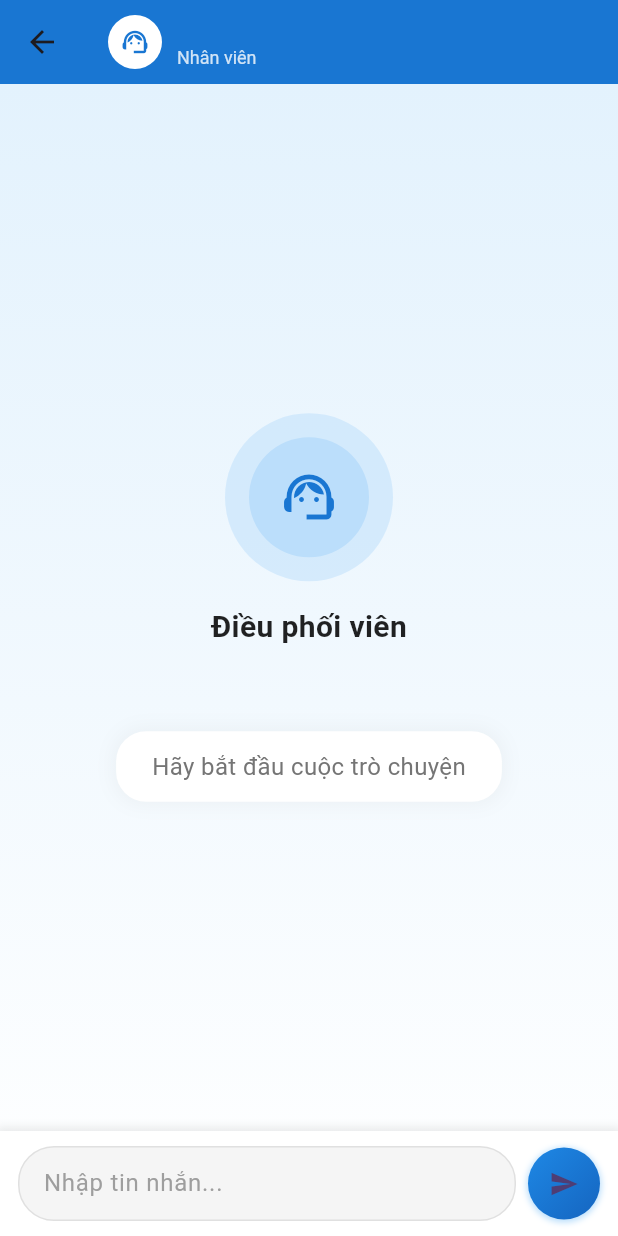
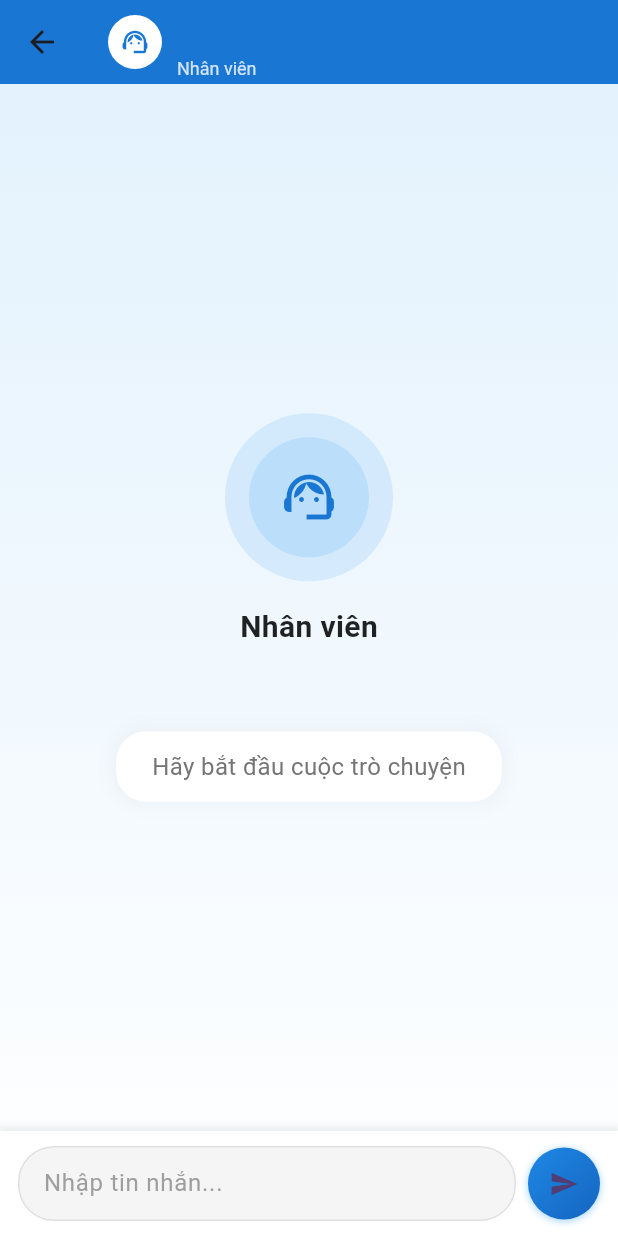
Before and after one commit to HienMinh56/MTCS-Mobile, a Flutter app: the ChatScreen screen opened directly with empty values, on a phone screen of 412 x 824 dp. Run offline on Flutter 3.47's test engine with Material 3 defaults, Android fonts, the phone set to English and light mode, and no system bars; our stand-ins replace cached_network_image, cloud_firestore, firebase_core, firebase_messaging, flutter_local_notifications, geocoding and 7 more; missing offline and left inert: dart:ffi, flutter_foreground_task, signalr_core; accounts and stored records are empty; network calls fail; statements that could not run were skipped.

Commit message:
fix: color, phone

```diff
--- a/driverapp/lib/screens/chat_list_screen.dart
+++ b/driverapp/lib/screens/chat_list_screen.dart
@@ -222,6 +222,7 @@ class _ChatListScreenState extends State<ChatListScreen> {
                                     userName: _userName,
                                     otherUserId: chat['otherUserId'],
                                     otherUserName: chat['otherUserName'],
+                                    otherUserPhone: chat['otherUserPhone'] ?? '', // Đảm bảo luôn truyền số điện thoại
                                   ),
                                 ),
                               ).then((_) {
@@ -519,7 +520,7 @@ class _ChatListScreenState extends State<ChatListScreen> {
                             // Lọc danh sách nhân viên theo từ khóa tìm kiếm
                             final filteredStaff = snapshot.data!.where((staff) {
                               return staff.fullName.toLowerCase().contains(searchQuery) ||
-                                  staff.email.toLowerCase().contains(searchQuery);
+                                  staff.phoneNumber.toLowerCase().contains(searchQuery);
                             }).toList();
 
                             if (filteredStaff.isEmpty) {
@@ -583,6 +584,7 @@ class _ChatListScreenState extends State<ChatListScreen> {
                                               userName: _userName,
                                               otherUserId: staff.userId,
                                               otherUserName: staff.fullName,
+                                              otherUserPhone: staff.phoneNumber, // Truyền số điện thoại
                                             ),
                                           ),
                                         ).then((_) {
--- a/driverapp/lib/screens/chat_screen.dart
+++ b/driverapp/lib/screens/chat_screen.dart
@@ -10,6 +10,7 @@ class ChatScreen extends StatefulWidget {
   final String userName;
   final String otherUserId;
   final String otherUserName;
+  final String otherUserPhone; // Thêm thuộc tính số điện thoại
 
   const ChatScreen({
     Key? key,
@@ -17,6 +18,7 @@ class ChatScreen extends StatefulWidget {
     required this.userName,
     required this.otherUserId,
     required this.otherUserName,
+    required this.otherUserPhone, // Thêm vào constructor
   }) : super(key: key);
 
   @override
@@ -200,6 +202,13 @@ class _ChatScreenState extends State<ChatScreen> {
                   ),
                 ),
                 Text(
+                  widget.otherUserPhone, // Hiển thị số điện thoại
+                  style: TextStyle(
+                    fontSize: 12,
+                    color: Colors.white.withOpacity(0.8),
+                  ),
+                ),
+                Text(
                   "Nhân viên",
                   style: TextStyle(
                     fontSize: 12,
@@ -250,7 +259,7 @@ class _ChatScreenState extends State<ChatScreen> {
                               ),
                               const SizedBox(height: 16),
                               Text(
-                                "Điều phối viên",
+                                "Nhân viên",
                                 style: const TextStyle(
                                   fontSize: 20,
                                   fontWeight: FontWeight.bold,
--- a/driverapp/lib/screens/fuel_report_screen.dart
+++ b/driverapp/lib/screens/fuel_report_screen.dart
@@ -229,7 +229,11 @@ class _FuelReportScreenState extends State<FuelReportScreen> {
               style: ElevatedButton.styleFrom(
                 backgroundColor: Colors.blue.shade700,
               ),
-              child: Text('Xác nhận gửi'),
+              child: Text('Xác nhận gửi',
+                style: TextStyle(
+                  color: Colors.white,
+                ),
+              ),
             ),
           ],
         );
--- a/driverapp/lib/screens/incident_report_screen.dart
+++ b/driverapp/lib/screens/incident_report_screen.dart
@@ -181,8 +181,12 @@ class _IncidentReportScreenState extends State<IncidentReportScreen> {
               style: ElevatedButton.styleFrom(
                 backgroundColor: Colors.green,
               ),
-              child: const Text('XÁC NHẬN'),
+              child: const Text('XÁC NHẬN' ,
+                style: TextStyle(
+                  color: Colors.white,
+                ),
             ),
+            )
           ],
           shape: RoundedRectangleBorder(
             borderRadius: BorderRadius.circular(15),
--- a/driverapp/lib/screens/order_detail_screen.dart
+++ b/driverapp/lib/screens/order_detail_screen.dart
@@ -108,7 +108,7 @@ class _OrderDetailScreenState extends State<OrderDetailScreen> {
             title: 'Thông tin Hàng Hóa',
             children: [
               InfoRow(label: 'Loại Container:', value: _getContainerType(_orderDetails!['containerType'])),
-              InfoRow(label: 'Nhiệt độ:', value: '${_orderDetails!['temperature']} °C'),
+              InfoRow(label: 'Nhiệt độ:', value: _orderDetails!['temperature'] != null ? '${_orderDetails!['temperature']} °C' : 'N/A'),
               InfoRow(label: 'Khối lượng:', value: '${_orderDetails!['weight']} tấn'),
             ],
           ),
--- a/driverapp/lib/services/chat_service.dart
+++ b/driverapp/lib/services/chat_service.dart
@@ -156,7 +156,7 @@ class ChatService {
           List<Map<String, dynamic>> participants = [];
           if (participantsData is List) {
             participants = List<Map<String, dynamic>>.from(
-              participantsData.map((item) => item is Map ? Map<String, dynamic>.from(item) : {'id': '', 'name': ''})
+              participantsData.map((item) => item is Map ? Map<String, dynamic>.from(item) : {'id': '', 'name': '', 'phoneNumber': ''})
             );
           } else {
             continue;
@@ -173,7 +173,7 @@ class ChatService {
           // Lấy thông tin của người tham gia còn lại
           final otherUser = participants.firstWhere(
             (participant) => participant['id'] != userId,
-            orElse: () => {'id': '', 'name': ''}
+            orElse: () => {'id': '', 'name': '', 'phoneNumber': ''}
           );
 
           if (otherUser['id'].isEmpty) {
@@ -204,6 +204,7 @@ class ChatService {
             'chatId': chatDoc.id,
             'otherUserId': otherUser['id'],
             'otherUserName': otherUser['name'],
+            'otherUserPhone': otherUser['phoneNumber'] ?? '', // Thêm dòng này để truyền số điện thoại
             'lastMessage': lastMessage,
             'unreadCount': unreadQuery.docs.length,
           });
```
